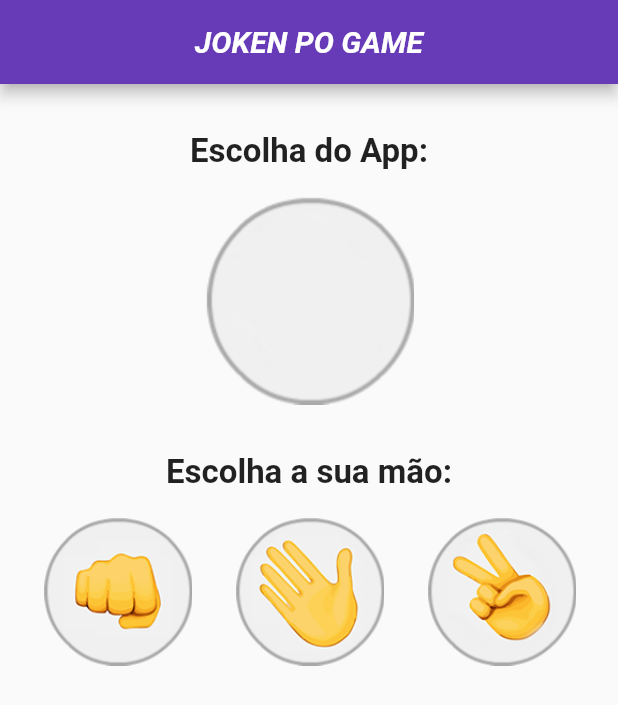
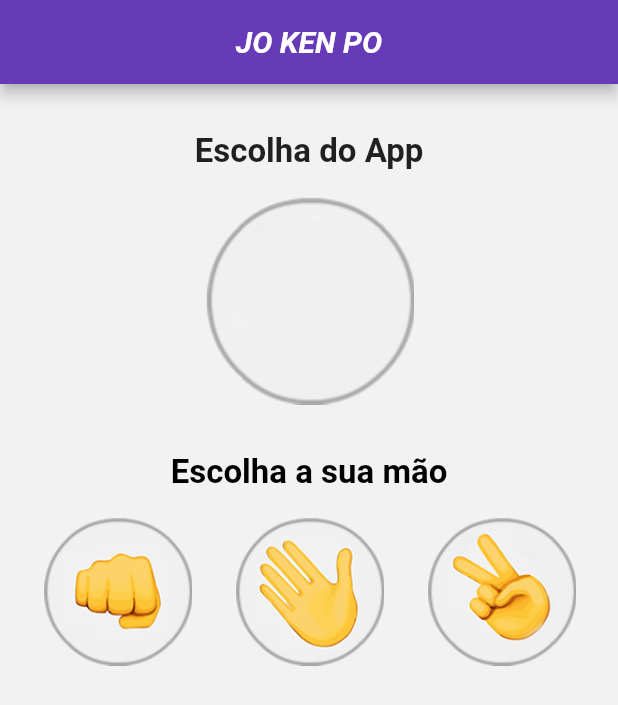
Before and after one commit to dieferomanoski/flutter_apps, a Flutter app: the screen it shows after launch, on a phone screen of 412 x 824 dp. Shown: the top 705 px of the screen. Run offline on Flutter 3.47's test engine with Material 2 defaults, Android fonts, the phone set to English and light mode, and no system bars.

Commit message:
jokenpo game finalized

```diff
--- a/jokenpo/lib/jogo.dart
+++ b/jokenpo/lib/jogo.dart
@@ -1,3 +1,5 @@
+import 'dart:math';
+
 import 'package:flutter/material.dart';
 
 class Jogo extends StatefulWidget {
@@ -6,20 +8,78 @@ class Jogo extends StatefulWidget {
 }
 
 class _JogoState extends State<Jogo> {
+  var imagemApp = AssetImage("images/padrao.png");
+
+  var mensagem = "Escolha a sua mão";
+  var cor = "";
+
+  void maoSelecionada(String escolhaUsuario) {
+    var opcoes = ["pedra", "papel", "tesoura"];
+
+    var random = Random().nextInt(3);
+
+    var escolhaApp = opcoes[random];
+
+    //Exibição da imagem da escolha do app
+    switch (escolhaApp) {
+      case "pedra":
+        setState(() {
+          imagemApp = AssetImage("images/pedra.png");
+        });
+
+        break;
+      case "papel":
+        setState(() {
+          imagemApp = AssetImage("images/papel.png");
+        });
+        break;
+      case "tesoura":
+        setState(() {
+          imagemApp = AssetImage("images/tesoura.png");
+        });
+        break;
+      default:
+    }
+
+    //Validar usuario ganhando
+    if ((escolhaUsuario == "pedra" && escolhaApp == "tesoura") ||
+        (escolhaUsuario == "papel" && escolhaApp == "pedra") ||
+        (escolhaUsuario == "tesoura" && escolhaApp == "papel")) {
+      setState(() {
+        mensagem = "Você ganhou";
+        cor = "green";
+      });
+    }
+    //Validar App ganhando
+    else if ((escolhaApp == "pedra" && escolhaUsuario == "tesoura") ||
+        (escolhaApp == "papel" && escolhaUsuario == "pedra") ||
+        (escolhaApp == "tesoura" && escolhaUsuario == "papel")) {
+      setState(() {
+        mensagem = "Você perdeu";
+        cor = "red";
+      });
+    } else {
+      setState(() {
+        mensagem = "Foi um empate";
+        cor = "black";
+      });
+    }
+  }
+
   @override
   Widget build(BuildContext context) {
     return Scaffold(
+      backgroundColor: Color.fromRGBO(242, 242, 242, 1),
       appBar: AppBar(
         backgroundColor: Colors.deepPurple,
         title: Center(
-          child: Text("JOKEN PO GAME",
-
+          child: Text(
+            "JO KEN PO",
             style: TextStyle(
                 fontSize: 20,
                 fontWeight: FontWeight.bold,
                 fontStyle: FontStyle.italic,
-            color: Colors.white
-          ),
+                color: Colors.white),
           ),
         ),
       ),
@@ -28,29 +88,43 @@ class _JogoState extends State<Jogo> {
         children: [
           Padding(
             padding: EdgeInsets.only(top: 32, bottom: 16),
-           child: Text("Escolha do App: ",
+            child: Text(
+              "Escolha do App",
               textAlign: TextAlign.center,
               style: TextStyle(
                 fontSize: 22,
                 fontWeight: FontWeight.bold,
-           ),),
               ),
-         Image.asset("images/padrao.png"),
+            ),
+          ),
+          Image(image: this.imagemApp),
           Padding(
             padding: EdgeInsets.only(top: 32, bottom: 16),
-           child: Text("Escolha a sua mão: ",
+            child: Text(
+              mensagem,
               textAlign: TextAlign.center,
               style: TextStyle(
+                color: Colors.black,
                 fontSize: 22,
                 fontWeight: FontWeight.bold,
-           ),),
+              ),
+            ),
           ),
           Row(
             mainAxisAlignment: MainAxisAlignment.spaceEvenly,
             children: [
-             Image.asset("images/pedra.png", height: 100,),
-             Image.asset("images/papel.png", height: 100,),
-             Image.asset("images/tesoura.png", height: 100,),
+              GestureDetector(
+                onTap: () => maoSelecionada("pedra"),
+                child: Image.asset("images/pedra.png", height: 100),
+              ),
+              GestureDetector(
+                onTap: () => maoSelecionada("papel"),
+                child: Image.asset("images/papel.png", height: 100),
+              ),
+              GestureDetector(
+                onTap: () => maoSelecionada("tesoura"),
+                child: Image.asset("images/tesoura.png", height: 100),
+              ),
             ],
           )
         ],
--- a/jokenpo/lib/main.dart
+++ b/jokenpo/lib/main.dart
@@ -5,6 +5,7 @@ import 'jogo.dart';
 void main() {
   runApp(MaterialApp(
     home: Jogo(),
+
     debugShowCheckedModeBanner: false,
   ));
 }
```
Lines whose indentation alone changed are shown as unchanged.
